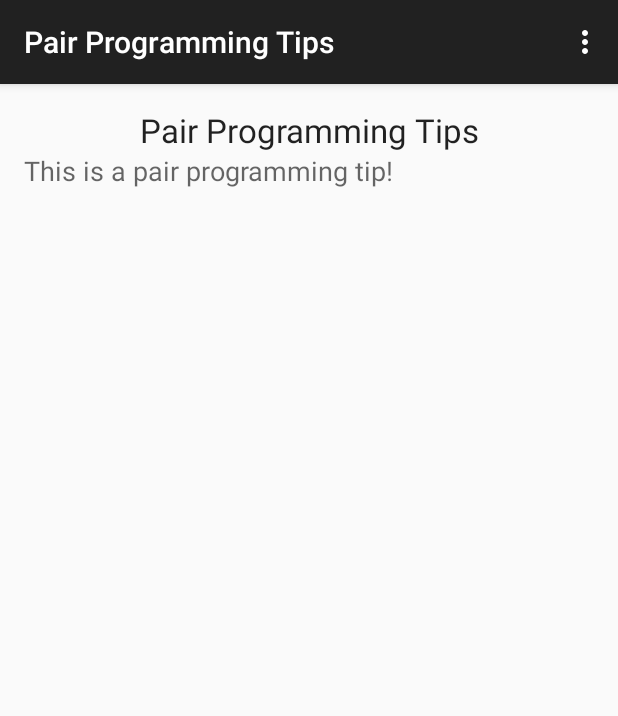
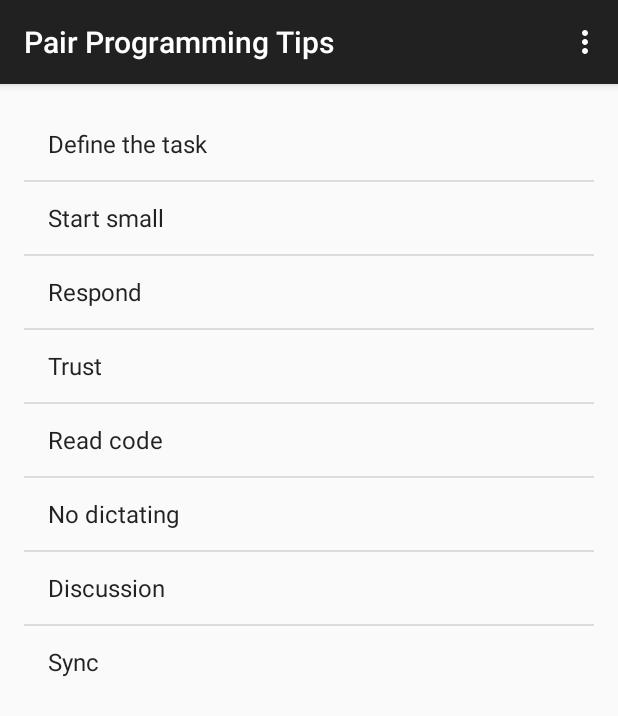
Before and after one commit to sickan90/EDA397-Group-3-2015, an Android app: the PairProgrammingTips screen opened directly, with no data from a screen before it, on a phone screen of 412 x 824 dp. Shown: the top 716 px of the screen. Run offline under Robolectric (Android 15) with nearby library versions, the phone set to English and light mode, and no system bars; network calls fail.

Commit message:
Finished pair programming tips

```diff
--- a/app/src/main/java/com/github/sickan90/eda397ppapp/PairProgrammingTips.java
+++ b/app/src/main/java/com/github/sickan90/eda397ppapp/PairProgrammingTips.java
@@ -1,23 +1,49 @@
 package com.github.sickan90.eda397ppapp;
 
+import android.content.Intent;
 import android.support.v7.app.ActionBarActivity;
 import android.os.Bundle;
 import android.view.Menu;
 import android.view.MenuItem;
+import android.view.View;
+import android.widget.AdapterView;
+import android.widget.ArrayAdapter;
+import android.widget.ListView;
 import android.widget.TextView;
+
+import java.util.Random;
 
 
 public class PairProgrammingTips extends ActionBarActivity {
+    ListView listView;
 
     @Override
     protected void onCreate(Bundle savedInstanceState) {
         super.onCreate(savedInstanceState);
         setContentView(R.layout.activity_pair_programming_tips);
 
-        TextView tips = (TextView) findViewById(R.id.pairProgrammingTipsMain);
-        tips.setText("This is a pair programming tip!");
+        listView = (ListView) findViewById(R.id.pairProgrammingTipsList);
+
+        String[] tips = {"Define the task", "Start small", "Respond", "Trust",
+                "Read code", "No dictating", "Discussion", "Sync"};
+
+        ArrayAdapter<String> adapter = new ArrayAdapter<String>(this,
+                android.R.layout.simple_list_item_1, tips);
+
+        listView.setAdapter(adapter);
+
+        listView.setOnItemClickListener(new AdapterView.OnItemClickListener(){
+            @Override
+            public void onItemClick(AdapterView<?> arg0, View arg1, int position,
+                                    long id) {
+                String tip = (String) listView.getItemAtPosition(position);
+
+                Intent intent = new Intent(getApplicationContext(), PairProgrammingTipsDisplay.class);
+                intent.putExtra("TIP", tip);
+                startActivity(intent);
+            }
+        });
     }
-
 
     @Override
     public boolean onCreateOptionsMenu(Menu menu) {
--- a/app/src/main/res/layout/activity_pair_programming_tips.xml
+++ b/app/src/main/res/layout/activity_pair_programming_tips.xml
@@ -1,4 +1,4 @@
-<RelativeLayout xmlns:android="http://schemas.android.com/apk/res/android"
+<LinearLayout xmlns:android="http://schemas.android.com/apk/res/android"
     xmlns:tools="http://schemas.android.com/tools" android:layout_width="match_parent"
     android:layout_height="match_parent" android:paddingLeft="@dimen/activity_horizontal_margin"
     android:paddingRight="@dimen/activity_horizontal_margin"
@@ -6,31 +6,13 @@
     android:paddingBottom="@dimen/activity_vertical_margin"
     tools:context="com.github.sickan90.eda397ppapp.PairProgrammingTips">
 
+    <ListView android:layout_height="wrap_content"
+        android:layout_width="fill_parent"
+        android:id="@+id/pairProgrammingTipsList"/>
+    <TextView android:layout_width="fill_parent"
+        android:layout_height="wrap_content"
+        android:text="@string/pair_programming_tips_text"
+        android:id="@+id/pairProgrammingTip" />
 
-    <TextView
-        android:layout_width="wrap_content"
-        android:layout_height="wrap_content"
-        android:textAppearance="?android:attr/textAppearanceLarge"
-        android:text="@string/title_activity_pair_programming_tips"
-        android:id="@+id/pairProgrammingTipsHeading"
-        android:layout_alignParentTop="true"
-        android:gravity="center"
-        android:layout_alignRight="@+id/pairProgrammingTipsMain"
-        android:layout_alignEnd="@+id/pairProgrammingTipsMain"
-        android:layout_alignParentLeft="true"
-        android:layout_alignParentStart="true" />
 
-    <TextView
-        android:layout_width="wrap_content"
-        android:layout_height="wrap_content"
-        android:textAppearance="?android:attr/textAppearanceMedium"
-        android:text="Medium Text"
-        android:id="@+id/pairProgrammingTipsMain"
-        android:layout_below="@+id/pairProgrammingTipsHeading"
-        android:layout_alignParentBottom="true"
-        android:layout_alignParentRight="true"
-        android:layout_alignParentEnd="true"
-        android:gravity="top|left|center"
-        android:layout_alignParentLeft="true"
-        android:layout_alignParentStart="true" />
-</RelativeLayout>
+</LinearLayout>
--- a/app/src/main/res/values/dimens.xml
+++ b/app/src/main/res/values/dimens.xml
@@ -10,4 +10,7 @@
     <dimen name="activity_planning_poker_button_text_size">96sp</dimen>
     <dimen name="activity_planning_poker_display_text_size">254sp</dimen>
 
+    <!-- Pair Programming Dimension Settings -->
+    <dimen name="activity_pair_programming_tip_text_size">24sp</dimen>
+
 </resources>
--- a/app/src/main/res/values/strings.xml
+++ b/app/src/main/res/values/strings.xml
@@ -31,6 +31,10 @@
 
     <!-- Pair Programming Tips Strings -->
     <string name="title_activity_pair_programming_tips">Pair Programming Tips</string>
+    <string name="title_activity_pair_programming_tips_display">Pair Programming Tips Display</string>
+
+    <string name="pair_programming_tips_text">This is a pair programming tip!</string>
+
 
 
 >>>>>>> master
```
Also changed, not shown: app/src/main/AndroidManifest.xml (+7 -3 lines), app/src/main/java/com/github/sickan90/eda397ppapp/PairProgrammingTipsDisplay.java (added, +78 -0 lines), app/src/main/res/layout/activity_pair_programming_tips_display.xml (added, +16 -0 lines), app/src/main/res/menu/menu_pair_programming_tips_display.xml (added, +7 -0 lines).
